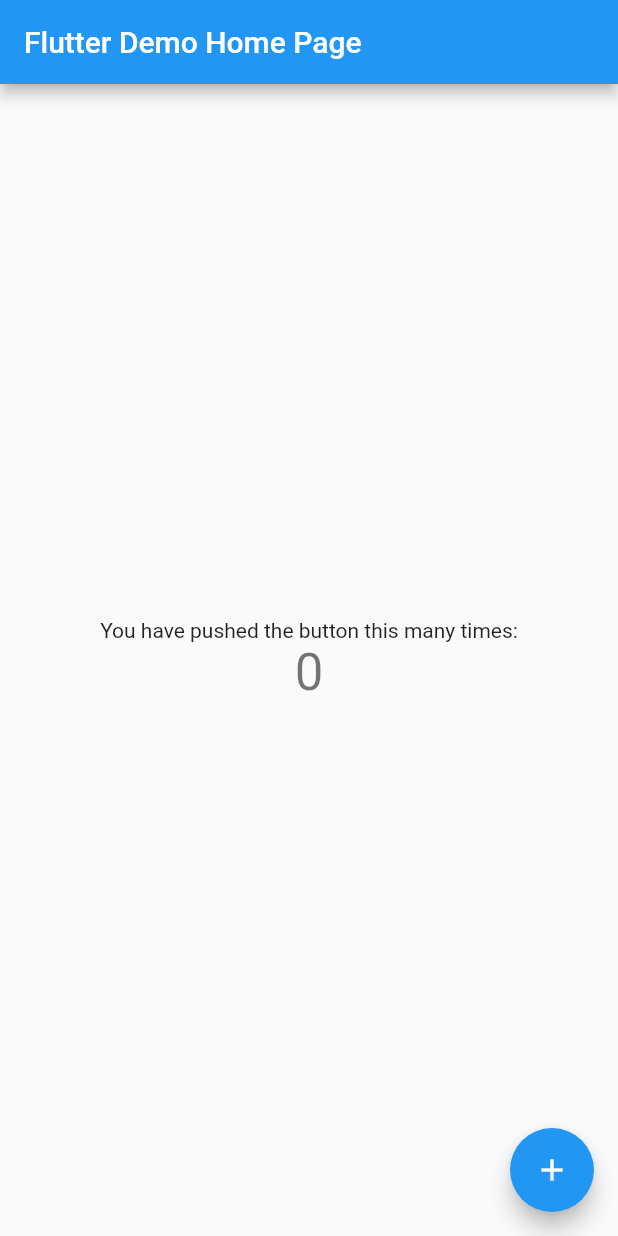
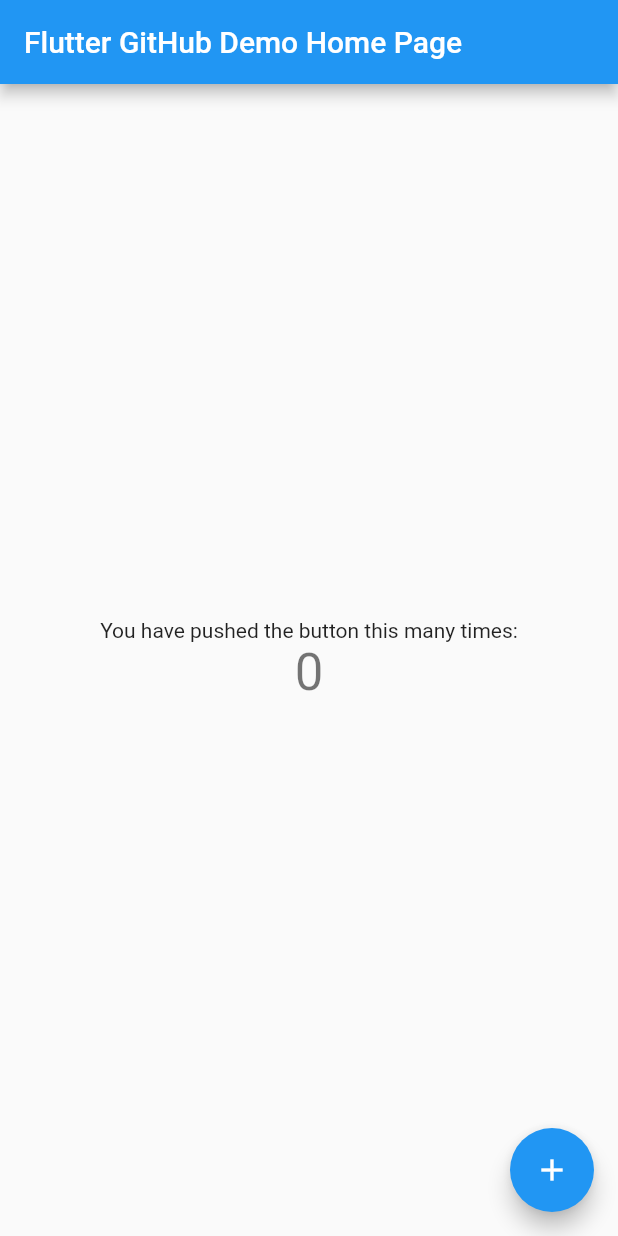
Before and after one commit to Joe294ME/flutter_project, a Flutter app: the screen it shows after launch, on a phone screen of 412 x 824 dp. Run offline on Flutter 3.47's test engine with Material 2 defaults, Android fonts, the phone set to English and light mode, and no system bars.

Commit message:
Changed AppBar title

```diff
--- a/lib/main.dart
+++ b/lib/main.dart
@@ -24,7 +24,7 @@ class MyApp extends StatelessWidget {
         // is not restarted.
         primarySwatch: Colors.blue,
       ),
-      home: const MyHomePage(title: 'Flutter Demo Home Page'),
+      home: const MyHomePage(title: 'Flutter GitHub Demo Home Page'),
     );
   }
 }
```
